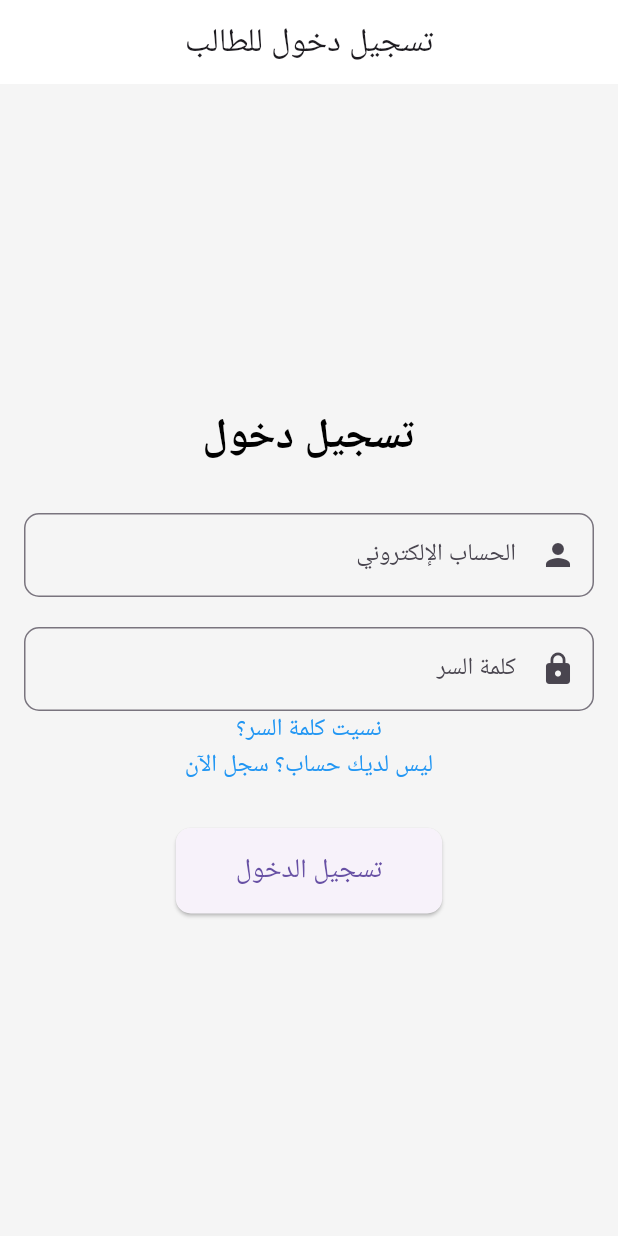
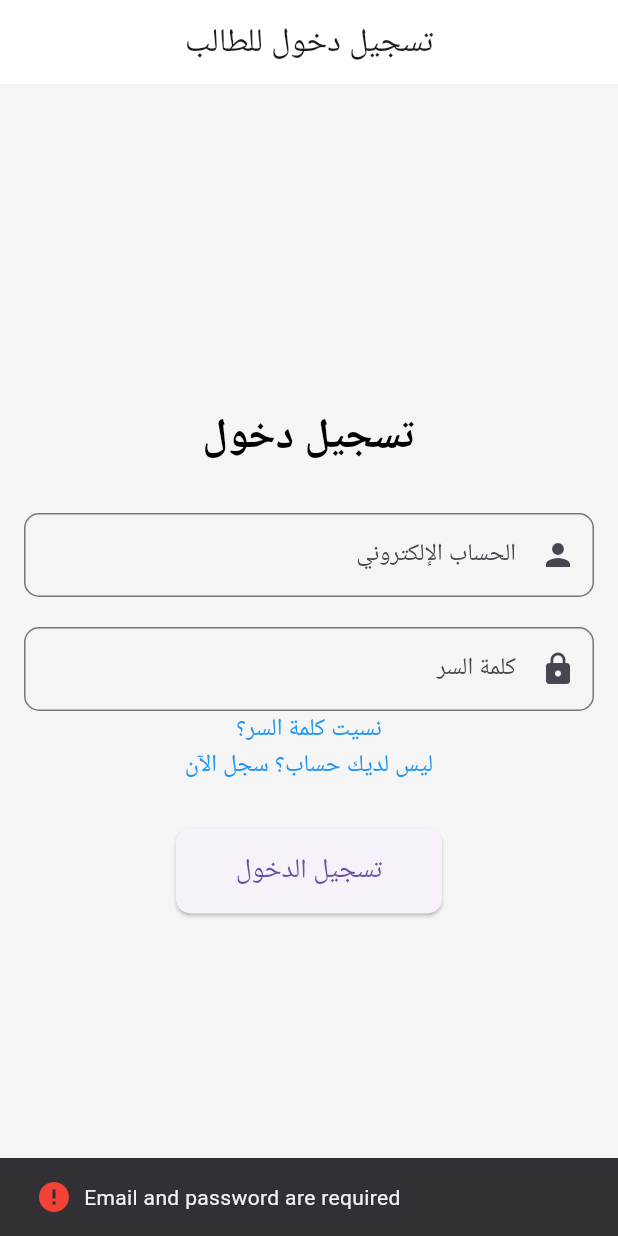
Before and after one commit to Shawky-dev/Al-Kottab-Backend, a Flutter app: the screen it shows after launch, after a tap on "تسجيل الدخول", on a phone screen of 412 x 824 dp. Run offline on Flutter 3.47's test engine with Material 3 defaults, Android fonts, the phone set to English and light mode, and no system bars; our stand-ins replace cloud_firestore, firebase_auth, firebase_core; accounts and stored records are empty.

Commit message:
added login and log out

```diff
--- a/frontend/lib/main.dart
+++ b/frontend/lib/main.dart
@@ -1,4 +1,6 @@
+import 'package:firebase_auth/firebase_auth.dart';
 import 'package:flutter/material.dart';
+import 'package:frontend/pages/home_page.dart';
 import 'pages/login_page.dart';
 import 'package:firebase_core/firebase_core.dart';
 
@@ -17,7 +19,20 @@
       theme: ThemeData(
         scaffoldBackgroundColor: Colors.grey[100],
       ),
-      home: LoginPage(),
+      home: StreamBuilder(
+        stream: FirebaseAuth.instance.authStateChanges(),
+        builder: (context, snapshot) {
+          if (snapshot.connectionState == ConnectionState.waiting) {
+            return Center(
+              child: CircularProgressIndicator(),
+            );
+          }
+          if (snapshot.hasData) {
+            return HomePage();
+          }
+          return LoginPage();
+        },
+      ),
     );
   }
 }
--- a/frontend/lib/pages/home_page.dart
+++ b/frontend/lib/pages/home_page.dart
@@ -1,4 +1,6 @@
 import 'package:flutter/material.dart';
+import 'package:frontend/pages/login_page.dart';
+import 'package:frontend/services/authServices.dart';
 import 'reservation_page.dart';
 import 'recorded_sessions_page.dart';
 
@@ -53,7 +55,6 @@
                       radius: 40,
                       backgroundImage: AssetImage('./assets/img/student.png'),
                     ),
-
                     TextButton(
                       onPressed: () {
                         // Navigate to edit account page
@@ -62,7 +63,6 @@
                         'تعديل الحساب',
                         style: TextStyle(
                           color: Colors.blue,
-
                         ),
                       ),
                     ),
@@ -105,8 +105,13 @@
                   alignment: Alignment.centerRight,
                   child: Text('تسجيل الخروج'),
                 ),
-                  onTap: () {
-                    // Handle Logout tap
+                onTap: () async {
+                  await AuthServices().signOut();
+                  Navigator.of(context).pushReplacement(
+                    MaterialPageRoute(
+                      builder: (context) => LoginPage(),
+                    ),
+                  );
                 },
               ),
             ],
@@ -116,9 +121,6 @@
       body: Center(
         child: _widgetOptions.elementAt(_selectedIndex),
       ),
-
-
-
       bottomNavigationBar: BottomNavigationBar(
         type: BottomNavigationBarType.fixed,
         items: const <BottomNavigationBarItem>[
--- a/frontend/lib/pages/login_page.dart
+++ b/frontend/lib/pages/login_page.dart
@@ -1,10 +1,42 @@
 import 'package:flutter/material.dart';
+import 'package:frontend/pages/home_page.dart';
+import 'package:frontend/services/authServices.dart';
+import 'package:frontend/widgets/snack_bar.dart';
 import 'registration_page.dart';
 
-class LoginPage extends StatelessWidget {
+class LoginPage extends StatefulWidget {
+  LoginPage({super.key});
 
+  @override
+  _LoginPageState createState() => _LoginPageState();
+}
 
-  const LoginPage({super.key});
+class _LoginPageState extends State<LoginPage> {
+  final TextEditingController emailController = TextEditingController();
+  final TextEditingController passwordController = TextEditingController();
+
+  bool isLoading = false;
+
+  void handleLogin() async {
+    AuthResponse response = await AuthServices().loginStudent(
+      email: emailController.text,
+      password: passwordController.text,
+    );
+
+    if (response.success) {
+      setState(() {
+        isLoading = true;
+      });
+      showSnackBar(context, response.message, response.success);
+      Navigator.of(context)
+          .push(MaterialPageRoute(builder: (context) => HomePage()));
+    } else {
+      setState(() {
+        isLoading = false;
+      });
+      showSnackBar(context, response.message, response.success);
+    }
+  }
 
   @override
   Widget build(BuildContext context) {
@@ -32,7 +64,10 @@
             SizedBox(height: 30),
             Directionality(
               textDirection: TextDirection.rtl,
-              child: TextField(
+              child: Column(
+                children: [
+                  TextField(
+                    controller: emailController,
                     textAlign: TextAlign.right,
                     decoration: InputDecoration(
                       labelText: 'الحساب الإلكتروني',
@@ -42,11 +77,9 @@
                       prefixIcon: Icon(Icons.person),
                     ),
                   ),
-            ),
                   SizedBox(height: 20),
-            Directionality(
-              textDirection: TextDirection.rtl,
-              child: TextField(
+                  TextField(
+                    controller: passwordController,
                     textAlign: TextAlign.right,
                     obscureText: true,
                     decoration: InputDecoration(
@@ -56,6 +89,8 @@
                       ),
                       prefixIcon: Icon(Icons.lock),
                     ),
+                  ),
+                ],
               ),
             ),
             GestureDetector(
@@ -76,7 +111,7 @@
                 Navigator.push(
                   context,
                   MaterialPageRoute(
-                    builder: (context) =>  RegistrationPage() ,
+                    builder: (context) => RegistrationPage(),
                   ),
                 );
               },
@@ -92,7 +127,7 @@
             SizedBox(height: 30),
             ElevatedButton(
               onPressed: () {
-                // Login logic hayba hena han3mlo fe function tanya w n callha
+                handleLogin();
               },
               style: ElevatedButton.styleFrom(
                 padding: EdgeInsets.symmetric(horizontal: 40, vertical: 15),
--- a/frontend/lib/services/authServices.dart
+++ b/frontend/lib/services/authServices.dart
@@ -14,8 +14,6 @@
     try {
       UserCredential credential = await _auth.createUserWithEmailAndPassword(
           email: student.email, password: student.password!);
-
-      // Convert student to map without uid cause cant store uid in firestore
 
       await _firestore
           .collection("students")
@@ -49,6 +47,24 @@
           success: false, message: 'An unknown error occurred.');
     }
   }
+
+  Future<AuthResponse> loginStudent(
+      {required String email, required String password}) async {
+    if (email.isEmpty || password.isEmpty) {
+      return AuthResponse(
+          success: false, message: "Email and password are required");
+    }
+    try {
+      await _auth.signInWithEmailAndPassword(email: email, password: password);
+      return AuthResponse(success: true, message: "Login Successful!");
+    } catch (e) {
+      return AuthResponse(success: false, message: "failed to login");
+    }
+  }
+
+  Future<void> signOut() async {
+    await _auth.signOut();
+  }
 }
 
 class AuthResponse {
--- a/frontend/lib/widgets/home_widget.dart
+++ b/frontend/lib/widgets/home_widget.dart
@@ -0,0 +1,19 @@
+import 'package:flutter/material.dart';
+import 'package:frontend/services/student.dart';
+
+class HomeWidget extends StatelessWidget {
+  const HomeWidget({Key? key, Student? student}) : super(key: key);
+
+  @override
+  Widget build(BuildContext context) {
+    return Center(
+      child: Text(
+        'Home Page1',
+        style: TextStyle(
+          fontSize: 24,
+          fontWeight: FontWeight.bold,
+        ),
+      ),
+    );
+  }
+}
```
Also changed, not shown: frontend/lib/pages/reservation_page.dart (line endings or trailing spaces). Lines whose indentation alone changed are shown as unchanged.
